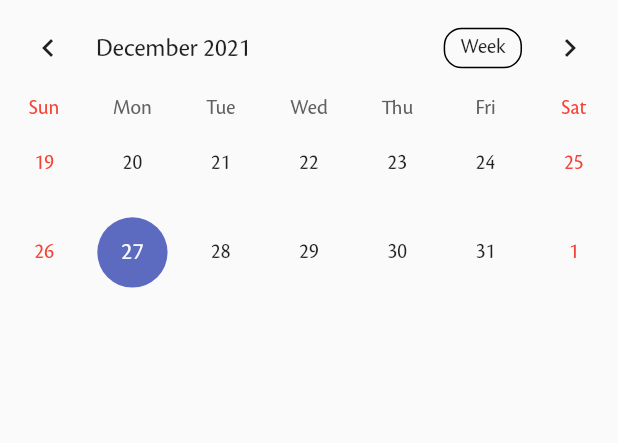
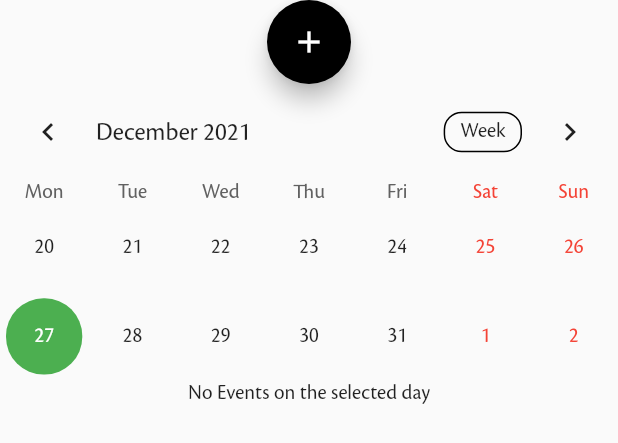
Before and after one commit to saadahmad5/umich_msa, a Flutter app: the EventsWidget widget shown alone on an empty page, opened directly, on a phone screen of 412 x 824 dp. Shown: the top 443 px of the screen. Run offline on Flutter 3.47's test engine with Material 2 defaults, Android fonts, the phone set to English and light mode, and no system bars; drawn by our look-alikes of table_calendar; our stand-ins replace cached_network_image, cloud_firestore, firebase_core, firebase_storage, flutter_spinkit, google_maps_flutter and 1 more; missing offline and left inert: maps_launcher; accounts and stored records are empty.

Commit message:
worked on events on calender dummy

```diff
--- /dev/null
+++ b/lib/models/event.dart
@@ -0,0 +1,10 @@
+class Event {
+  late String title;
+  late String description;
+  late DateTime dateTime;
+  late String imageUrl;
+  late String roomInfo;
+  late String address;
+
+  Event(this.title);
+}
--- a/lib/screens/widgets/events_widget.dart
+++ b/lib/screens/widgets/events_widget.dart
@@ -1,5 +1,7 @@
 import 'package:flutter/material.dart';
+import 'package:flutter_spinkit/flutter_spinkit.dart';
 import 'package:table_calendar/table_calendar.dart';
+import 'package:umich_msa/models/event.dart';
 
 class EventsWidget extends StatefulWidget {
   const EventsWidget({Key? key}) : super(key: key);
@@ -10,11 +12,17 @@ class EventsWidget extends StatefulWidget {
 
 class _EventsWidgetState extends State<EventsWidget> {
   late CalendarController _calendarController;
+  late TextEditingController _eventController;
+  late Map<DateTime, List<Event>> events;
+  late List<dynamic> selectedEvents;
 
   @override
   void initState() {
     super.initState();
     _calendarController = CalendarController();
+    _eventController = TextEditingController();
+    events = {};
+    selectedEvents = [];
   }
 
   @override
@@ -25,15 +33,132 @@ class _EventsWidgetState extends State<EventsWidget> {
 
   @override
   Widget build(BuildContext context) {
-    return TableCalendar(
-      startDay: DateTime(
-          DateTime.now().year, DateTime.now().month - 3, DateTime.now().day),
-      endDay: DateTime(
-          DateTime.now().year, DateTime.now().month + 3, DateTime.now().day),
-      initialSelectedDay: DateTime.now(),
-      initialCalendarFormat: CalendarFormat.twoWeeks,
-      calendarController: _calendarController, //required
-      locale: 'en_US',
+    return SingleChildScrollView(
+      child: Column(
+        children: [
+          FloatingActionButton(
+            backgroundColor: Colors.black,
+            child: Icon(Icons.add),
+            onPressed: _showAddDialog,
+          ),
+          TableCalendar(
+            events: events,
+            startDay: DateTime(DateTime.now().year, DateTime.now().month - 3,
+                DateTime.now().day),
+            endDay: DateTime(DateTime.now().year, DateTime.now().month + 3,
+                DateTime.now().day),
+            initialSelectedDay: DateTime.now(),
+            initialCalendarFormat: CalendarFormat.twoWeeks,
+            startingDayOfWeek: StartingDayOfWeek.monday,
+            calendarController: _calendarController, //required
+            locale: 'en_US',
+            onDaySelected: (date, events, e) {
+              setState(() {
+                print({'object', events, e});
+                selectedEvents = events;
+              });
+            },
+            builders: CalendarBuilders(
+              selectedDayBuilder: (context, date, events) => Container(
+                margin: const EdgeInsets.all(4.0),
+                alignment: Alignment.center,
+                decoration: BoxDecoration(
+                  color: Colors.green,
+                  borderRadius: BorderRadius.circular(25.0),
+                ),
+                child: Text(
+                  date.day.toString(),
+                  style: TextStyle(color: Colors.white),
+                ),
+              ),
+              todayDayBuilder: (context, date, events) => Container(
+                margin: const EdgeInsets.all(4.0),
+                alignment: Alignment.center,
+                decoration: BoxDecoration(
+                  color: Colors.blue,
+                  borderRadius: BorderRadius.circular(25.0),
+                ),
+                child: Text(
+                  date.day.toString(),
+                  style: TextStyle(color: Colors.white),
+                ),
+              ),
+            ),
+          ),
+          ...selectedEvents.isEmpty
+              ? {
+                  const Text('No Events on the selected day'),
+                }
+              : selectedEvents.map(
+                  (event) => Padding(
+                    padding: const EdgeInsets.all(8.0),
+                    child: Card(
+                      child: Column(
+                        mainAxisSize: MainAxisSize.min,
+                        children: <Widget>[
+                          const ListTile(
+                            leading: Icon(Icons.album),
+                            title: Text('The Enchanted Nightingale'),
+                            subtitle: Text(
+                                'Music by Julie Gable. Lyrics by Sidney Stein.'),
+                          ),
+                          Row(
+                            mainAxisAlignment: MainAxisAlignment.end,
+                            children: <Widget>[
+                              TextButton(
+                                child: const Text('BUY TICKETS'),
+                                onPressed: () {/* ... */},
+                              ),
+                              const SizedBox(width: 8),
+                              TextButton(
+                                child: const Text('LISTEN'),
+                                onPressed: () {/* ... */},
+                              ),
+                              const SizedBox(width: 8),
+                            ],
+                          ),
+                        ],
+                      ),
+                    ),
+                  ),
+                ),
+        ],
+      ),
     );
   }
+
+  _showAddDialog() async {
+    await showDialog(
+        context: context,
+        builder: (context) => AlertDialog(
+              backgroundColor: Colors.white70,
+              title: Text("Add Events"),
+              content: TextField(
+                controller: _eventController,
+              ),
+              actions: <Widget>[
+                FlatButton(
+                  child: const Text(
+                    "Save",
+                    style: TextStyle(
+                        color: Colors.green, fontWeight: FontWeight.bold),
+                  ),
+                  onPressed: () {
+                    setState(() {
+                      if (events[_calendarController.selectedDay] != null) {
+                        events[_calendarController.selectedDay]
+                            ?.add(Event(_eventController.text));
+                      } else {
+                        events[_calendarController.selectedDay] = [
+                          Event(_eventController.text)
+                        ];
+                      }
+                      _eventController.clear();
+                      Navigator.pop(context);
+                    });
+                  },
+                )
+              ],
+            ));
+  }
 }
```
